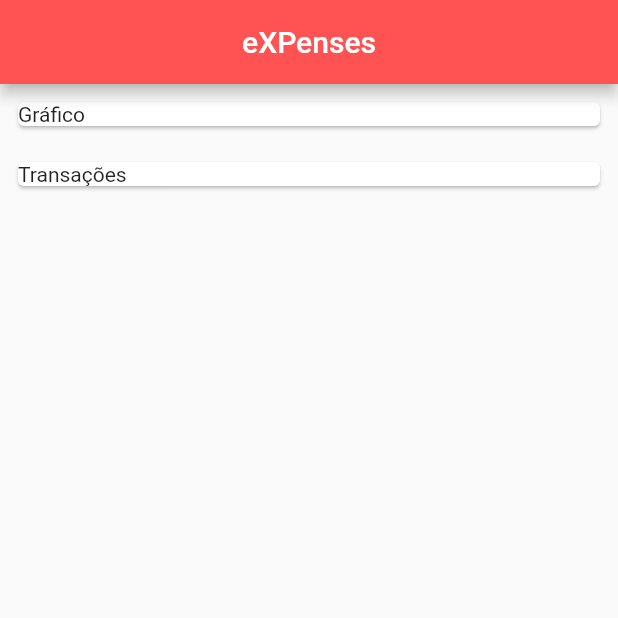
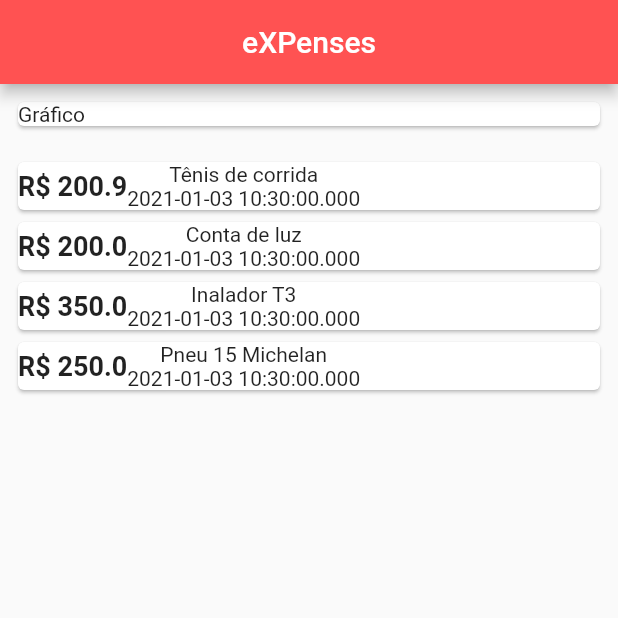
Before and after one commit to BSTK/app_expenses, a Flutter app: the screen it shows after launch, on a phone screen of 412 x 824 dp, the top half of it. Run offline on Flutter 3.47's test engine with Material 2 defaults, Android fonts, the phone set to English and light mode, and no system bars.

Commit message:
main - Iniciando estilização de cada transação

```diff
--- a/lib/home/homepage.dart
+++ b/lib/home/homepage.dart
@@ -69,14 +69,41 @@ class _HomePageState extends State<HomePage> {
             /// TODO: REFATORAR PARA COMPONENTE: Transações
             Container(
               padding: EdgeInsets.all(8.0),
-              child: Card(
-                child: Text('Transações'),
+              child: Column(
+                children: [...cardsDeTransacoes()],
               ),
             )
           ],
         ),
       )
     );
+  }
+
+  /// TODO: REFATORAR PARA COMPONENTE: Transação
+  List<Widget> cardsDeTransacoes() {
+    return transacoes
+        .map((transacao) => Card(
+          child: Row(
+            children: [
+              Container(
+                  child: Text(
+                    'R\$ ${ transacao.valor }',
+                    style: TextStyle(
+                      fontSize: 18.0,
+                      fontWeight: FontWeight.bold,
+                    ),
+                  )
+              ),
+              Column(
+                children: [
+                  Text(transacao.titutlo),
+                  Text(transacao.data.toString())
+                ],
+              )
+            ],
+          )
+        ))
+        .toList();
   }
 
   @override
```
